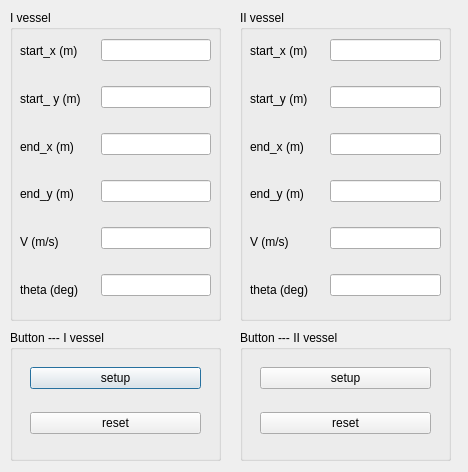
Before: the Qt Designer form DPfloatover/QT/dialogstraightline.ui in Forrest-Z/USV-robotics, drawn with Qt 5.
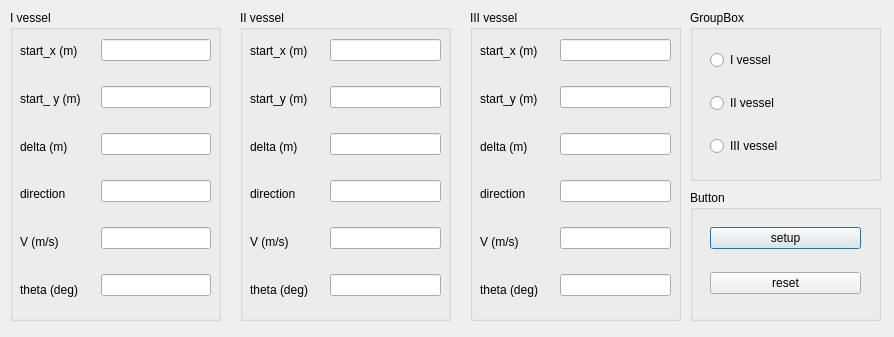
After: the same form once the commit is applied.

```diff
--- a/DPfloatover/QT/dialogstraightline.ui
+++ b/DPfloatover/QT/dialogstraightline.ui
@@ -6,8 +6,8 @@
    <rect>
     <x>0</x>
     <y>0</y>
-    <width>468</width>
-    <height>472</height>
+    <width>894</width>
+    <height>337</height>
    </rect>
   </property>
   <property name="windowTitle">
@@ -82,14 +82,14 @@
      <item>
       <widget class="QLabel" name="label_8">
        <property name="text">
-        <string>end_x (m)</string>
+        <string>delta (m)</string>
        </property>
       </widget>
      </item>
      <item>
       <widget class="QLabel" name="label_7">
        <property name="text">
-        <string>end_y (m)</string>
+        <string>direction</string>
        </property>
       </widget>
      </item>
@@ -110,45 +110,6 @@
     </layout>
    </widget>
   </widget>
-  <widget class="QGroupBox" name="groupBox">
-   <property name="geometry">
-    <rect>
-     <x>10</x>
-     <y>330</y>
-     <width>211</width>
-     <height>131</height>
-    </rect>
-   </property>
-   <property name="title">
-    <string>Button --- I vessel</string>
-   </property>
-   <widget class="QWidget" name="layoutWidget_2">
-    <property name="geometry">
-     <rect>
-      <x>20</x>
-      <y>20</y>
-      <width>171</width>
-      <height>101</height>
-     </rect>
-    </property>
-    <layout class="QVBoxLayout" name="verticalLayout_4">
-     <item>
-      <widget class="QPushButton" name="setupsetpointI">
-       <property name="text">
-        <string>setup</string>
-       </property>
-      </widget>
-     </item>
-     <item>
-      <widget class="QPushButton" name="resetsetpointI">
-       <property name="text">
-        <string>reset</string>
-       </property>
-      </widget>
-     </item>
-    </layout>
-   </widget>
-  </widget>
   <widget class="QGroupBox" name="GB_setI_3">
    <property name="geometry">
     <rect>
@@ -191,7 +152,7 @@
      </item>
     </layout>
    </widget>
-   <widget class="QWidget" name="">
+   <widget class="QWidget" name="layoutWidget">
     <property name="geometry">
      <rect>
       <x>10</x>
@@ -218,14 +179,14 @@
      <item>
       <widget class="QLabel" name="label_16">
        <property name="text">
-        <string>end_x (m)</string>
+        <string>delta (m)</string>
        </property>
       </widget>
      </item>
      <item>
       <widget class="QLabel" name="label_17">
        <property name="text">
-        <string>end_y (m)</string>
+        <string>direction</string>
        </property>
       </widget>
      </item>
@@ -249,21 +210,21 @@
   <widget class="QGroupBox" name="groupBox_2">
    <property name="geometry">
     <rect>
-     <x>240</x>
-     <y>330</y>
-     <width>211</width>
+     <x>690</x>
+     <y>190</y>
+     <width>191</width>
      <height>131</height>
     </rect>
    </property>
    <property name="title">
-    <string>Button --- II vessel</string>
+    <string>Button</string>
    </property>
    <widget class="QWidget" name="layoutWidget_10">
     <property name="geometry">
      <rect>
       <x>20</x>
       <y>20</y>
-      <width>171</width>
+      <width>151</width>
       <height>101</height>
      </rect>
     </property>
@@ -285,6 +246,155 @@
     </layout>
    </widget>
   </widget>
+  <widget class="QGroupBox" name="groupBox_3">
+   <property name="geometry">
+    <rect>
+     <x>690</x>
+     <y>10</y>
+     <width>191</width>
+     <height>171</height>
+    </rect>
+   </property>
+   <property name="title">
+    <string>GroupBox</string>
+   </property>
+   <widget class="QWidget" name="">
+    <property name="geometry">
+     <rect>
+      <x>20</x>
+      <y>23</y>
+      <width>151</width>
+      <height>141</height>
+     </rect>
+    </property>
+    <layout class="QVBoxLayout" name="verticalLayout_7">
+     <item>
+      <widget class="QRadioButton" name="RB_VI">
+       <property name="text">
+        <string>I vessel</string>
+       </property>
+      </widget>
+     </item>
+     <item>
+      <widget class="QRadioButton" name="RB_VII">
+       <property name="text">
+        <string>II vessel</string>
+       </property>
+      </widget>
+     </item>
+     <item>
+      <widget class="QRadioButton" name="RB_VIII">
+       <property name="text">
+        <string>III vessel</string>
+       </property>
+      </widget>
+     </item>
+    </layout>
+   </widget>
+  </widget>
+  <widget class="QGroupBox" name="GB_setI_4">
+   <property name="geometry">
+    <rect>
+     <x>470</x>
+     <y>10</y>
+     <width>211</width>
+     <height>311</height>
+    </rect>
+   </property>
+   <property name="title">
+    <string>III vessel</string>
+   </property>
+   <widget class="QWidget" name="layoutWidget_2">
+    <property name="geometry">
+     <rect>
+      <x>90</x>
+      <y>10</y>
+      <width>111</width>
+      <height>301</height>
+     </rect>
+    </property>
+    <layout class="QVBoxLayout" name="verticalLayout_4">
+     <item>
+      <widget class="QLineEdit" name="LE_setxIII0"/>
+     </item>
+     <item>
+      <widget class="QLineEdit" name="LE_setyIII0"/>
+     </item>
+     <item>
+      <widget class="QLineEdit" name="LE_deltaIII"/>
+     </item>
+     <item>
+      <widget class="QLineEdit" name="LE_indicatorIII"/>
+     </item>
+     <item>
+      <widget class="QLineEdit" name="LE_setvelocityIII"/>
+     </item>
+     <item>
+      <widget class="QLineEdit" name="LE_setthetaIII"/>
+     </item>
+    </layout>
+   </widget>
+   <widget class="QWidget" name="layoutWidget_3">
+    <property name="geometry">
+     <rect>
+      <x>10</x>
+      <y>20</y>
+      <width>74</width>
+      <height>281</height>
+     </rect>
+    </property>
+    <layout class="QVBoxLayout" name="verticalLayout_6">
+     <item>
+      <widget class="QLabel" name="label_19">
+       <property name="text">
+        <string>start_x (m)</string>
+       </property>
+      </widget>
+     </item>
+     <item>
+      <widget class="QLabel" name="label_20">
+       <property name="text">
+        <string>start_y (m)</string>
+       </property>
+      </widget>
+     </item>
+     <item>
+      <widget class="QLabel" name="label_21">
+       <property name="text">
+        <string>delta (m)</string>
+       </property>
+      </widget>
+     </item>
+     <item>
+      <widget class="QLabel" name="label_22">
+       <property name="text">
+        <string>direction</string>
+       </property>
+      </widget>
+     </item>
+     <item>
+      <widget class="QLabel" name="label_23">
+       <property name="text">
+        <string>V (m/s)</string>
+       </property>
+      </widget>
+     </item>
+     <item>
+      <widget class="QLabel" name="label_24">
+       <property name="text">
+        <string>theta (deg)</string>
+       </property>
+      </widget>
+     </item>
+    </layout>
+   </widget>
+  </widget>
+  <zorder>GB_setI</zorder>
+  <zorder>GB_setI_3</zorder>
+  <zorder>groupBox_2</zorder>
+  <zorder>groupBox_3</zorder>
+  <zorder>layoutWidget_10</zorder>
+  <zorder>GB_setI_4</zorder>
  </widget>
  <resources/>
  <connections/>
```
Left out of the diff: 16 changed lines with no effect on the pictures.
